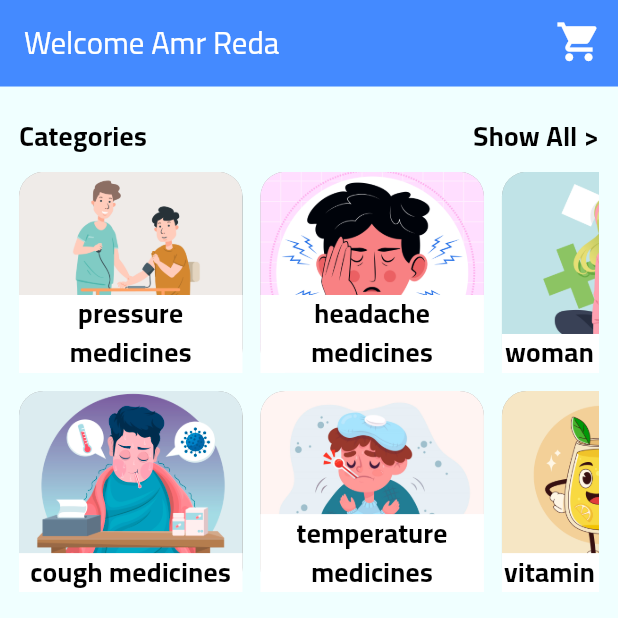
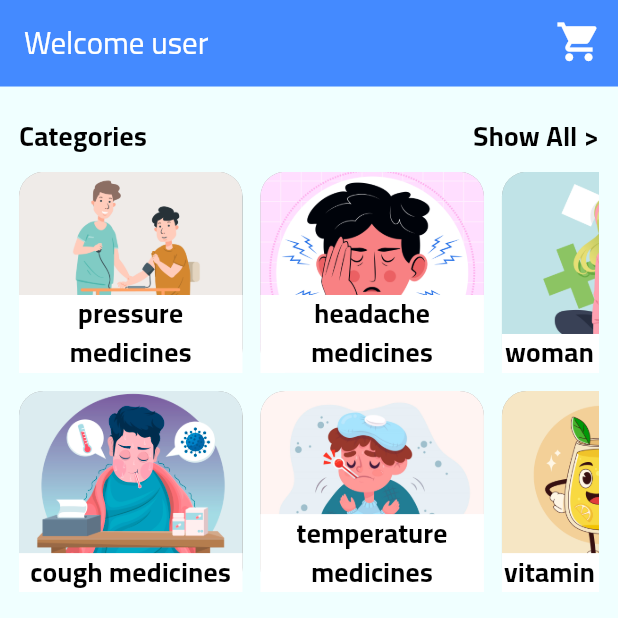
Before and after one commit to AmrReda92/Adweyaty_app, a Flutter app: the HomeScreen screen opened directly, on a phone screen of 412 x 824 dp, the top half of it. Run offline on Flutter 3.47's test engine with Material 3 defaults, Android fonts, the phone set to English and light mode, and no system bars; our stand-ins replace bloc, cloud_firestore, firebase_auth, firebase_core, flutter_bloc, flutter_screenutil and 3 more; accounts and stored records are empty.

Commit message:
finish calling user login and sign up  name in home screen

```diff
--- a/lib/adweyaty.dart
+++ b/lib/adweyaty.dart
@@ -29,7 +29,7 @@ class Adweyaty extends StatelessWidget {
             scaffoldBackgroundColor: Color(0xffF0FFFF),
             fontFamily: "Cairo"
         ),
-           initialRoute:  Routes.bottomNavBarScreen,
+           initialRoute:  Routes.splashScreen,
       ),
     );
   }
--- a/lib/core/routes/app_route.dart
+++ b/lib/core/routes/app_route.dart
@@ -1,4 +1,5 @@
 import 'package:adweyaty_application/core/routes/routes.dart';
+import 'package:adweyaty_application/features/auth/data/models/user_model.dart';
 import 'package:adweyaty_application/features/auth/presentation/ui/login/cubit/login_cubit.dart';
 import 'package:adweyaty_application/features/auth/presentation/ui/login/ui/login_screen.dart';
 import 'package:adweyaty_application/features/auth/presentation/ui/sign_up/cubit/sign_up_cubit.dart';
@@ -7,6 +8,7 @@ import 'package:adweyaty_application/features/auth/presentation/ui/sign_up_login
 import 'package:adweyaty_application/features/auth/presentation/ui/validation_success/validation_success_screen.dart';
 import 'package:adweyaty_application/features/bottom_nav_bar/presentation/ui/bottom_nav_bar_screen.dart';
 import 'package:adweyaty_application/features/cart/presentation/ui/cart_screen.dart';
+import 'package:adweyaty_application/features/home/data/cubit/home_cubit.dart';
 import 'package:adweyaty_application/features/home/presentation/ui/home_screen.dart';
 import 'package:adweyaty_application/features/onboarding/presentation/ui/onboarding_screen.dart';
 import 'package:adweyaty_application/features/splash/presentation/ui/splash_screen.dart';
@@ -45,13 +47,20 @@ class AppRoute {
         return MaterialPageRoute(builder: (_) => HomeScreen());
 
       case Routes.bottomNavBarScreen :
-        return MaterialPageRoute(builder: (_) => BottomNavBarScreen());
+        final user = setting.arguments as UserModel ;
+        return MaterialPageRoute(builder: (_) =>
+            BlocProvider(
+              create: (context) => HomeCubit()..loadUserData(user),
+              child: BottomNavBarScreen(),
+            ));
 
       case Routes.cartScreen :
         return MaterialPageRoute(builder: (_) => CartScreen());
 
       case Routes.validationScreen :
-        return MaterialPageRoute(builder: (_) => ValidationSuccessScreen());
+        final user = setting.arguments as UserModel;
+        return MaterialPageRoute(builder: (_) => ValidationSuccessScreen(user:user));
     }
+    return null;
   }
 }
--- a/lib/features/auth/presentation/ui/login/ui/login_screen.dart
+++ b/lib/features/auth/presentation/ui/login/ui/login_screen.dart
@@ -44,7 +44,7 @@ class _LoginScreenState extends State<LoginScreen> {
 
     else if(state is LoginSuccess){
       Navigator.pop(context);
-      Navigator.pushReplacementNamed(context, Routes.bottomNavBarScreen);
+      Navigator.pushNamedAndRemoveUntil(context, Routes.bottomNavBarScreen,arguments: state.user, (e)=>false);
     }
 
     else if(state is LoginError){
--- a/lib/features/auth/presentation/ui/sign_up/ui/sign_up_screen.dart
+++ b/lib/features/auth/presentation/ui/sign_up/ui/sign_up_screen.dart
@@ -48,7 +48,7 @@ class _SignUpScreenState extends State<SignUpScreen> {
 
     }else if(state is SignUpSuccess){
       Navigator.pop(context);
-      Navigator.pushReplacementNamed(context, Routes.validationScreen);
+      Navigator.pushNamedAndRemoveUntil(context, Routes.validationScreen,arguments: state.user, (e)=>false);
 
     }else if(state is SignUpError){
       Navigator.pop(context);
--- a/lib/features/auth/presentation/ui/validation_success/validation_success_screen.dart
+++ b/lib/features/auth/presentation/ui/validation_success/validation_success_screen.dart
@@ -1,6 +1,7 @@
 import 'package:adweyaty_application/core/routes/routes.dart';
 import 'package:adweyaty_application/core/theme/app_text_style.dart';
 import 'package:adweyaty_application/core/widgets/custom_button.dart';
+import 'package:adweyaty_application/features/auth/data/models/user_model.dart';
 import 'package:flutter/material.dart';
 import 'package:flutter_screenutil/flutter_screenutil.dart';
 
@@ -9,7 +10,8 @@ import '../../../../../generated/l10n.dart';
 import '../sign_up_login/sign_up_login_screen.dart';
 
 class ValidationSuccessScreen extends StatefulWidget {
-  const ValidationSuccessScreen({super.key});
+  final UserModel user ;
+  const ValidationSuccessScreen({super.key, required this.user});
 
   @override
   State<ValidationSuccessScreen> createState() => _ValidationSuccessScreenState();
@@ -55,9 +57,7 @@ class _ValidationSuccessScreenState extends State<ValidationSuccessScreen> {
                     SizedBox(height: 260.h,),
                     InkWell(
                       onTap: (){
-                        setState(() {
-                          Navigator.pushNamedAndRemoveUntil(context, Routes.bottomNavBarScreen, (e)=>false);
-                        });
+                          Navigator.pushNamedAndRemoveUntil(context, Routes.bottomNavBarScreen,arguments: widget.user, (e)=>false);
                       },
                         child: CustomButton(title: S.of(context).startNow)
                     )
--- a/lib/features/home/data/cubit/home_cubit.dart
+++ b/lib/features/home/data/cubit/home_cubit.dart
@@ -6,7 +6,7 @@ part 'home_state.dart';
 
 class HomeCubit extends Cubit<HomeState> {
   HomeCubit() : super(HomeInitial());
-  void loadUserData({required UserModel userDataLoaded}){
+  void loadUserData( UserModel userDataLoaded){
     emit(HomeDataSuccess(userDataLoaded));
   }
 }
--- a/lib/features/home/presentation/ui/home_screen.dart
+++ b/lib/features/home/presentation/ui/home_screen.dart
@@ -2,7 +2,9 @@ import 'package:adweyaty_application/core/theme/app_text_style.dart';
 import 'package:adweyaty_application/core/widgets/grid_view_horizontal_items.dart';
 import 'package:adweyaty_application/core/widgets/custom_appbar_category.dart';
 import 'package:adweyaty_application/core/widgets/custom_elevated_button.dart';
+import 'package:adweyaty_application/features/home/data/cubit/home_cubit.dart';
 import 'package:flutter/material.dart';
+import 'package:flutter_bloc/flutter_bloc.dart';
 import 'package:flutter_screenutil/flutter_screenutil.dart';
 
 class HomeScreen extends StatelessWidget {
@@ -10,33 +12,44 @@ class HomeScreen extends StatelessWidget {
 
   @override
   Widget build(BuildContext context) {
+    return BlocBuilder<HomeCubit, HomeState>(
+      builder: (context, state) {
+        String title= "Welcome user";
+        if(state is HomeDataSuccess){
+           title = "Welcome ${state.user.name}";
+        }
         return Scaffold(
           appBar: CustomAppbarCategory(
             centerTitle: false,
-        title: "Welcome Amr Reda",
-        icon: Icon(Icons.shopping_cart,size: 30.h,color: Colors.white,),
+            title: title,
+            icon: Icon(Icons.shopping_cart, size: 30.h, color: Colors.white,),
           ),
           body: SafeArea(
             child: Padding(
-          padding:  EdgeInsets.symmetric(horizontal: 12.w),
+              padding: EdgeInsets.symmetric(horizontal: 12.w),
               child: Column(
                 children: [
                   SizedBox(height: 20.h,),
                   Row(
                     mainAxisAlignment: MainAxisAlignment.spaceBetween,
                     children: [
-                  Text("Categories",style: AppTextStyle.font20black.copyWith(fontSize: 18)),
-                  Text("Show All >",style: AppTextStyle.font20black.copyWith(fontSize: 18)),
+                      Text("Categories",
+                          style: AppTextStyle.font20black.copyWith(
+                              fontSize: 18)),
+                      Text("Show All >",
+                          style: AppTextStyle.font20black.copyWith(
+                              fontSize: 18)),
                     ],
                   ),
                   SizedBox(height: 10.h,),
-              const  GridViewHorizontalItems(),
+                  const GridViewHorizontalItems(),
                   SizedBox(height: 40.h,),
                   CustomElevatedButton(
                       title: "Send your Prescription",
-                onPressed: (){
-                },
-                icon: Icon(Icons.camera_alt_rounded,size: 34.r,color: Colors.white,)
+                      onPressed: () {},
+                      icon: Icon(
+                        Icons.camera_alt_rounded, size: 34.r,
+                        color: Colors.white,)
                   ),
                   SizedBox(height: 26.h,),
                 ],
@@ -44,5 +57,7 @@ class HomeScreen extends StatelessWidget {
             ),
           ),
         );
+      },
+    );
   }
 }
```
Lines whose indentation alone changed are shown as unchanged.
